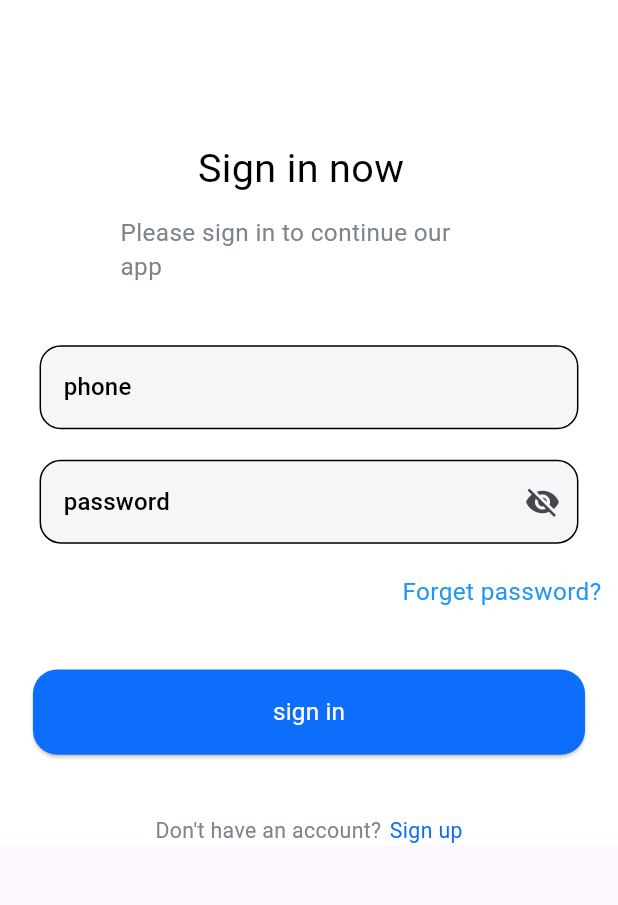
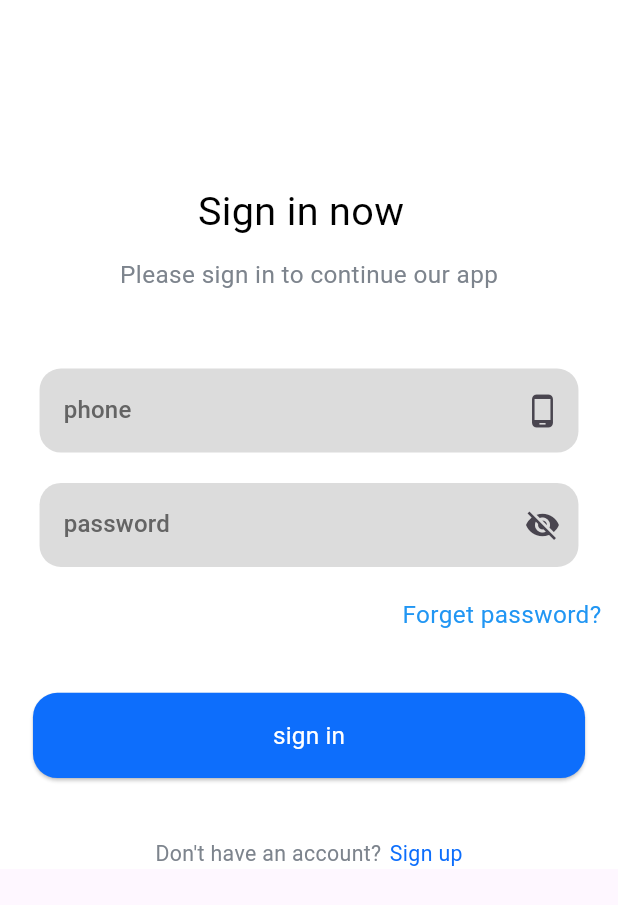
Before and after one commit to youssefAnwar87/rahaf_app, a Flutter app: the screen it shows after launch, on a phone screen of 412 x 824 dp. Shown: the top 905 px of the screen. Run offline on Flutter 3.47's test engine with Material 3 defaults, Android fonts, the light colour scheme and no system bars; our stand-ins replace animated_splash_screen, flutter_screenutil; Roboto replaces fonts that are missing (Itim).

Commit message:
change splash, sign in

```diff
--- a/lib/main.dart
+++ b/lib/main.dart
@@ -1,8 +1,10 @@
+import 'package:animated_splash_screen/animated_splash_screen.dart';
 import 'package:flutter/material.dart';
 import 'package:flutter_screenutil/flutter_screenutil.dart';
 import 'package:rahaf/ui/auth/login/login_screen.dart';
 import 'package:rahaf/ui/auth/register/register.dart';
 import 'package:rahaf/ui/splash/splash_screen.dart';
+import 'package:rahaf/utils/app_assets.dart';
 
 void main() {
   runApp(const MyApp());
@@ -15,16 +17,17 @@ class MyApp extends StatelessWidget {
   @override
   Widget build(BuildContext context) {
     return ScreenUtilInit(
-        designSize:  Size(375,812),
+        designSize:  const Size(375,812),
         minTextAdapt: true,
         splitScreenMode: true,
         builder: (context,child){
           return MaterialApp(
             debugShowCheckedModeBanner: false,
-            initialRoute: SplashScreen.routeName,
+            home: AnimatedSplashScreen(splashIconSize: 700,backgroundColor: const Color(0xff397FE6), splashTransition: SplashTransition.fadeTransition,splash: Image.asset(AppAssets.splash), nextScreen: LoginScreen()),
+
             routes: {
-              SplashScreen.routeName : (context)=> SplashScreen(),
-              RegisterScreen.routeName : (context)=> RegisterScreen(),
+              SplashScreen.routeName : (context)=> const SplashScreen(),
+              RegisterScreen.routeName : (context)=> const RegisterScreen(),
               LoginScreen.routeName : (context)=> LoginScreen(),
             },
           );
--- a/lib/ui/auth/login/login_screen.dart
+++ b/lib/ui/auth/login/login_screen.dart
@@ -1,4 +1,3 @@
-
 import 'package:flutter/material.dart';
 import 'package:flutter_screenutil/flutter_screenutil.dart';
 import 'package:rahaf/utils/app_colors.dart';
@@ -23,92 +22,122 @@ class _LoginScreenState extends State<LoginScreen> {
         color: Colors.white,
         child: SingleChildScrollView(
           child: Column(
-
             crossAxisAlignment: CrossAxisAlignment.stretch,
             children: [
               Padding(
-      padding:  EdgeInsets.only(top: 92.h,right: 120.w,left: 120.w,bottom: 12.h), child: Text("Sign in now",style: TextStyle(
-        fontFamily:  'Itim',
-        color: Colors.black,fontSize: 26.sp,fontWeight: FontWeight.normal
-      ),),
+                padding: EdgeInsets.only(
+                    top: 120.h, right: 120.w, left: 120.w, bottom: 12.h),
+                child: Text(
+                  "Sign in now",
+                  style: TextStyle(
+                      fontFamily: 'Itim',
+                      color: Colors.black,
+                      fontSize: 26.sp,
+                      fontWeight: FontWeight.normal),
                 ),
-    Padding(padding: EdgeInsets.only(left: 73.w,right: 73.w,bottom: 40.h),
-      child: Text("Please sign in to continue our app",style: TextStyle(
-          fontFamily:  'Itim',
-          color: AppColors.greyColor,fontSize: 16.sp,fontWeight: FontWeight.normal
-      ),),
               ),
-    TextFieldItem(hintText: "phone", controller: phoneNumController),
-    TextFieldItem(hintText: "password", controller: passwordController,
-      isObsecure: isObsecure,suffixIcon: InkWell(
-            child: isObsecure ? Icon(Icons.visibility_off) :
-            Icon(Icons.visibility,color: Color(0xff7D848D)),
-            onTap: (){
-              if(isObsecure){
+              Padding(
+                padding: EdgeInsets.only(
+                  left: 50.w,
+                  right: 50.w,
+                  bottom: 50.h,
+                ),
+                child: Container(
+                  child: Center(
+                    child: Text(
+                      "Please sign in to continue our app",
+                      style: TextStyle(
+                          fontFamily: 'Itim',
+                          color: AppColors.greyColor,
+                          fontSize: 16.sp,
+                          fontWeight: FontWeight.normal),
+                    ),
+                  ),
+                ),
+              ),
+              TextFieldItem(hintText: "phone",
+               controller: phoneNumController, keyboardType: null, suffixIcon: const Icon(Icons.phone_android ),),
+              TextFieldItem(
+                  hintText: "password",
+                  controller: passwordController,
+                  isObsecure: isObsecure,
+                  suffixIcon: InkWell(
+                      child: isObsecure
+                          ? Icon(Icons.visibility_off)
+                          : Icon(Icons.visibility, color: Color(0xff7D848D)),
+                      onTap: () {
+                        if (isObsecure) {
                           isObsecure = false;
-              }else{
+                        } else {
                           isObsecure = true;
                         }
                         setState(() {});
-            }
-
-    )
+                      }),),
+              Padding(
+                padding: EdgeInsets.only(right: 10.w),
+                child: Text(
+                  "Forget password?",
+                  textAlign: TextAlign.end,
+                  style: TextStyle(
+                      fontFamily: 'Itim',
+                      color: Colors.blue,
+                      fontSize: 16.sp,
+                      fontWeight: FontWeight.normal),
+                ),
               ),
               Padding(
-      padding:  EdgeInsets.only(right: 10.w),
-      child: Text("Forget password?",
-        textAlign: TextAlign.end,
-        style: TextStyle(
-          fontFamily:  'Itim',
-          color: Colors.blue,fontSize: 16.sp,fontWeight: FontWeight.normal
-      ),),
-    ),
-    Padding(
-      padding: EdgeInsets.symmetric(horizontal: 20.w,vertical: 40.h),
+                padding: EdgeInsets.symmetric(horizontal: 20.w, vertical: 40.h),
                 child: ElevatedButton(
-        onPressed: (){
-
-        },
+                  onPressed: () {},
                   child: Container(
                     height: 56.h,
                     width: 335.w,
                     child: Center(
-            child: Text("sign in",
+                      child: Text(
+                        "sign in",
                         style: TextStyle(
-                fontFamily:  'Itim',
-                color: Colors.white,fontSize: 16.sp,fontWeight: FontWeight.normal
-            ),
+                            fontFamily: 'Itim',
+                            color: Colors.white,
+                            fontSize: 16.sp,
+                            fontWeight: FontWeight.normal),
                       ),
                     ),
                   ),
                   style: ElevatedButton.styleFrom(
                       backgroundColor: AppColors.blueColor,
                       shape: RoundedRectangleBorder(
-                borderRadius: BorderRadius.all(Radius.circular(16.r))
-            )
-        ),
+                          borderRadius:
+                              BorderRadius.all(Radius.circular(16.r)))),
                 ),
               ),
               Row(
                 mainAxisAlignment: MainAxisAlignment.center,
                 children: [
-
-        Text("Don't have an account?",style: TextStyle(
-            fontFamily:  'Itim',
-            color: AppColors.greyColor,fontSize: 14.sp,fontWeight: FontWeight.normal
-        ),),
-        SizedBox(width: 5.w,),
-        Text("Sign up",style: TextStyle(
-            fontFamily:  'Itim',
-            color: AppColors.blueColor,fontSize: 14.sp,fontWeight: FontWeight.normal
-        ),)
+                  Text(
+                    "Don't have an account?",
+                    style: TextStyle(
+                        fontFamily: 'Itim',
+                        color: AppColors.greyColor,
+                        fontSize: 14.sp,
+                        fontWeight: FontWeight.normal),
+                  ),
+                  SizedBox(
+                    width: 5.w,
+                  ),
+                  Text(
+                    "Sign up",
+                    style: TextStyle(
+                        fontFamily: 'Itim',
+                        color: AppColors.blueColor,
+                        fontSize: 14.sp,
+                        fontWeight: FontWeight.normal),
+                  )
                 ],
               )
-
-
             ],
           ),
         ),
       ),
     );
-  }}
+  }
+}
--- a/lib/utils/app_assets.dart
+++ b/lib/utils/app_assets.dart
@@ -1,5 +1,5 @@
 abstract class  AppAssets{
   static const String imagePath ="assets/images/";
-  static const String splash ="${imagePath}Splash.jpg";
+  static const String splash ="${imagePath}logo.png";
 
 }
--- a/lib/utils/text_field_item.dart
+++ b/lib/utils/text_field_item.dart
@@ -1,6 +1,8 @@
+// ignore_for_file: public_member_api_docs, sort_constructors_first
 import 'package:flutter/material.dart';
 import 'package:flutter_screenutil/flutter_screenutil.dart';
 
+// ignore: must_be_immutable
 class TextFieldItem extends StatelessWidget {
   String hintText;
   Widget? suffixIcon;
@@ -8,48 +10,51 @@ class TextFieldItem extends StatelessWidget {
   var keyboardType;
   String? Function(String?)? validator;
   TextEditingController controller;
+
   TextFieldItem({
+    Key? key,
     required this.hintText,
     this.suffixIcon,
     this.isObsecure = false,
     this.keyboardType,
     this.validator,
-    required this.controller
-  });
+    required this.controller,
+  }) : super(key: key);
 
   @override
   Widget build(BuildContext context) {
     return Column(
       crossAxisAlignment: CrossAxisAlignment.stretch,
       children: [
-
-        Padding(padding: EdgeInsets.only(
-          left: 24.w,right: 24.w,bottom: 20.h),
+        Padding(
+          padding: EdgeInsets.only(left: 24.w, right: 24.w, bottom: 20.h),
           child: TextFormField(
-            decoration:InputDecoration(
-              fillColor:  Color(0xfff6f6f8),
+            decoration: InputDecoration(
+              fillColor: const Color.fromARGB(255, 220, 220, 220),
               filled: true,
-              focusedBorder:OutlineInputBorder(
+              focusedBorder: OutlineInputBorder(
                 borderRadius: BorderRadius.circular(14.r),
               ),
               enabledBorder: OutlineInputBorder(
                   borderRadius: BorderRadius.circular(14.r),
-              ),
+                  borderSide: BorderSide.none),
               errorBorder: OutlineInputBorder(
                 borderRadius: BorderRadius.circular(14.r),
               ),
-              hintText: hintText,
-              hintStyle: Theme.of(context).textTheme.titleMedium!.copyWith(color: Colors.black),
+              labelText: hintText,
+              labelStyle: Theme.of(context)
+                  .textTheme
+                  .titleMedium!
+                  .copyWith(color: const Color.fromARGB(255, 100, 100, 100)),
               suffixIcon: suffixIcon,
             ),
-    style: TextStyle(color: Colors.black,fontSize: 16.sp),
+            style: TextStyle(color: Colors.black, fontSize: 16.sp),
             validator: validator,
             controller: controller,
             obscureText: isObsecure,
             keyboardType: keyboardType,
           ),
         ),
-
       ],
     );
   }
--- a/pubspec.yaml
+++ b/pubspec.yaml
@@ -36,6 +36,7 @@ dependencies:
   # Use with the CupertinoIcons class for iOS style icons.
   cupertino_icons: ^1.0.2
   flutter_screenutil: ^5.9.0
+  animated_splash_screen: ^1.3.0
 
 dev_dependencies:
   flutter_test:
```
Also changed, not shown: lib/ui/splash/splash_screen.dart (+44 -10 lines), assets/images/Splash.jpg (deleted), assets/images/logo.png (added), pubspec.lock. Lines whose indentation alone changed are shown as unchanged.
